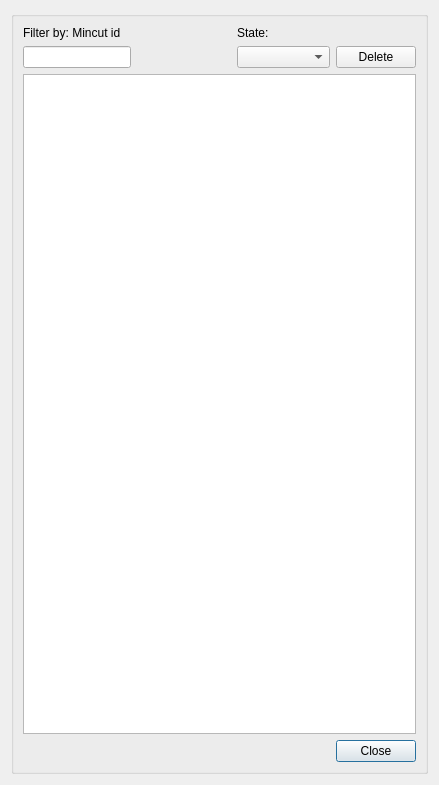
This is ui/mincut_edit.ui in Giswater/giswater_qgis_plugin as Qt 5 draws it before an edit. The edited form follows.
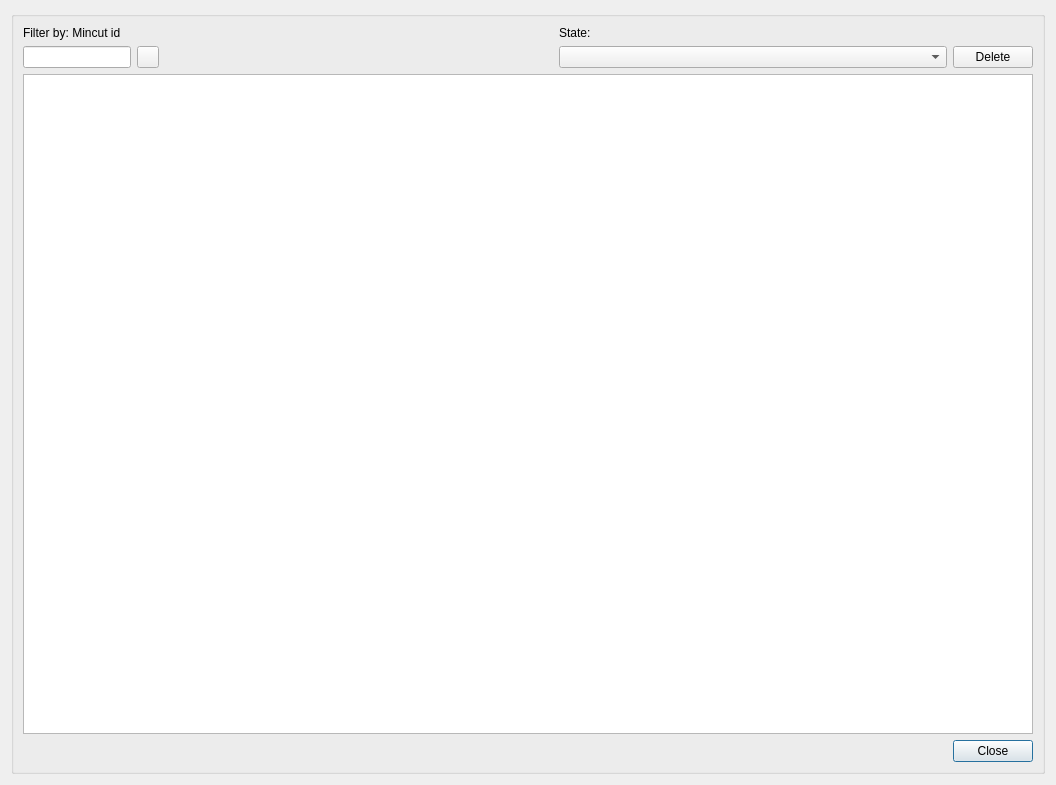
This is the edited form.

Commit message: mincut selector added

Diff of the .ui file:
```diff
--- a/ui/mincut_edit.ui
+++ b/ui/mincut_edit.ui
@@ -6,7 +6,7 @@
    <rect>
     <x>0</x>
     <y>0</y>
-    <width>439</width>
+    <width>1056</width>
     <height>785</height>
    </rect>
   </property>
@@ -14,53 +14,16 @@
    <string>Mincut management</string>
   </property>
   <layout class="QGridLayout" name="verticalLayout_4">
-   <item row="0" column="0">
+   <item row="2" column="0">
     <widget class="QGroupBox" name="groupBox">
      <property name="title">
       <string/>
      </property>
      <layout class="QGridLayout" name="verticalLayout_3">
-      <item row="1" column="3" colspan="2">
-       <widget class="QComboBox" name="state_edit">
-        <property name="sizePolicy">
-         <sizepolicy hsizetype="Preferred" vsizetype="Fixed">
-          <horstretch>0</horstretch>
-          <verstretch>0</verstretch>
-         </sizepolicy>
-        </property>
-       </widget>
-      </item>
-      <item row="3" column="5">
-       <widget class="QPushButton" name="btn_cancel">
-        <property name="text">
-         <string>Close</string>
-        </property>
-       </widget>
-      </item>
-      <item row="1" column="5">
-       <widget class="QPushButton" name="btn_delete">
-        <property name="sizePolicy">
-         <sizepolicy hsizetype="Fixed" vsizetype="Fixed">
-          <horstretch>0</horstretch>
-          <verstretch>0</verstretch>
-         </sizepolicy>
-        </property>
-        <property name="text">
-         <string>Delete</string>
-        </property>
-       </widget>
-      </item>
-      <item row="0" column="0">
-       <widget class="QLabel" name="label">
-        <property name="text">
-         <string>Filter by: Mincut id</string>
-        </property>
-       </widget>
-      </item>
-      <item row="2" column="0" colspan="6">
+      <item row="4" column="0" colspan="7">
        <widget class="QTableView" name="tbl_mincut_edit"/>
       </item>
-      <item row="1" column="0">
+      <item row="3" column="0">
        <widget class="QLineEdit" name="txt_mincut_id">
         <property name="sizePolicy">
          <sizepolicy hsizetype="Fixed" vsizetype="Fixed">
@@ -73,7 +36,20 @@
         </property>
        </widget>
       </item>
-      <item row="1" column="1" colspan="2">
+      <item row="5" column="0" colspan="6">
+       <spacer name="horizontalSpacer">
+        <property name="orientation">
+         <enum>Qt::Horizontal</enum>
+        </property>
+        <property name="sizeHint" stdset="0">
+         <size>
+          <width>40</width>
+          <height>20</height>
+         </size>
+        </property>
+       </spacer>
+      </item>
+      <item row="3" column="2" colspan="2">
        <spacer name="horizontalSpacer_2">
         <property name="orientation">
          <enum>Qt::Horizontal</enum>
@@ -86,25 +62,62 @@
         </property>
        </spacer>
       </item>
-      <item row="0" column="3">
+      <item row="1" column="4">
        <widget class="QLabel" name="label_2">
         <property name="text">
          <string>State:</string>
         </property>
        </widget>
       </item>
-      <item row="3" column="0" colspan="5">
-       <spacer name="horizontalSpacer">
-        <property name="orientation">
-         <enum>Qt::Horizontal</enum>
+      <item row="5" column="6">
+       <widget class="QPushButton" name="btn_cancel">
+        <property name="text">
+         <string>Close</string>
         </property>
-        <property name="sizeHint" stdset="0">
+       </widget>
+      </item>
+      <item row="3" column="6">
+       <widget class="QPushButton" name="btn_delete">
+        <property name="sizePolicy">
+         <sizepolicy hsizetype="Fixed" vsizetype="Fixed">
+          <horstretch>0</horstretch>
+          <verstretch>0</verstretch>
+         </sizepolicy>
+        </property>
+        <property name="text">
+         <string>Delete</string>
+        </property>
+       </widget>
+      </item>
+      <item row="1" column="0">
+       <widget class="QLabel" name="label">
+        <property name="text">
+         <string>Filter by: Mincut id</string>
+        </property>
+       </widget>
+      </item>
+      <item row="3" column="4" colspan="2">
+       <widget class="QComboBox" name="state_edit">
+        <property name="sizePolicy">
+         <sizepolicy hsizetype="Preferred" vsizetype="Fixed">
+          <horstretch>0</horstretch>
+          <verstretch>0</verstretch>
+         </sizepolicy>
+        </property>
+       </widget>
+      </item>
+      <item row="3" column="1">
+       <widget class="QPushButton" name="btn_selector_mincut">
+        <property name="maximumSize">
          <size>
-          <width>40</width>
-          <height>20</height>
+          <width>22</width>
+          <height>22</height>
          </size>
         </property>
-       </spacer>
+        <property name="text">
+         <string/>
+        </property>
+       </widget>
       </item>
      </layout>
     </widget>
```
The commit also changes 2 other files.
